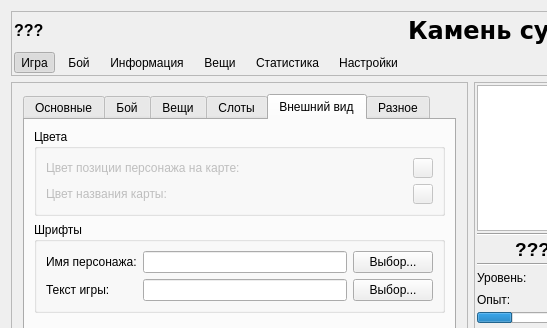
Old version of the form main_window.ui in the repository sofgame-plugin/psiplus-plugin; both pictures show x 0 to 547 and y 0 to 328 of the 637 by 642 pixel window.
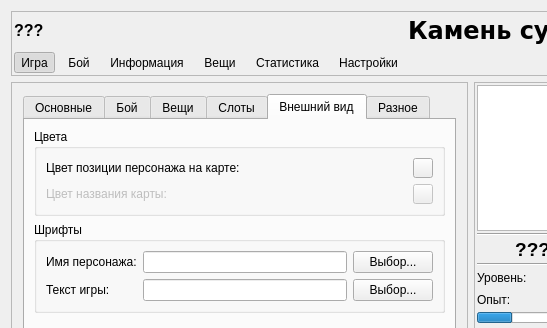
New version of the form. The open tabs and pages were chosen to show the change. Icons and pictures are not drawn. Custom widgets are drawn as their Qt base class.

Commit message: Небольшое дополнение к предыдущему коммиту

Patch:
```diff
--- a/main_window.ui
+++ b/main_window.ui
@@ -2221,19 +2221,13 @@
                   <layout class="QGridLayout" name="gridLayout_3">
                    <item row="0" column="0">
                     <widget class="QLabel" name="label_5">
-                     <property name="enabled">
-                      <bool>false</bool>
-                     </property>
                      <property name="text">
                       <string>Цвет позиции персонажа на карте:</string>
                      </property>
                     </widget>
                    </item>
                    <item row="0" column="1">
-                    <widget class="QToolButton" name="pb_cGroupFore">
-                     <property name="enabled">
-                      <bool>false</bool>
-                     </property>
+                    <widget class="ColorButton" name="btnPersPosColor">
                      <property name="sizePolicy">
                       <sizepolicy hsizetype="Fixed" vsizetype="Fixed">
                        <horstretch>0</horstretch>
@@ -3549,6 +3543,11 @@
    <extends>QTextEdit</extends>
    <header>cmdlineedit.h</header>
   </customwidget>
+  <customwidget>
+   <class>ColorButton</class>
+   <extends>QToolButton</extends>
+   <header>subclasses/colorbutton.h</header>
+  </customwidget>
  </customwidgets>
  <tabstops>
   <tabstop>mainModeBtn</tabstop>
```
Left out of the diff: 2 changed lines with no effect on the pictures.
